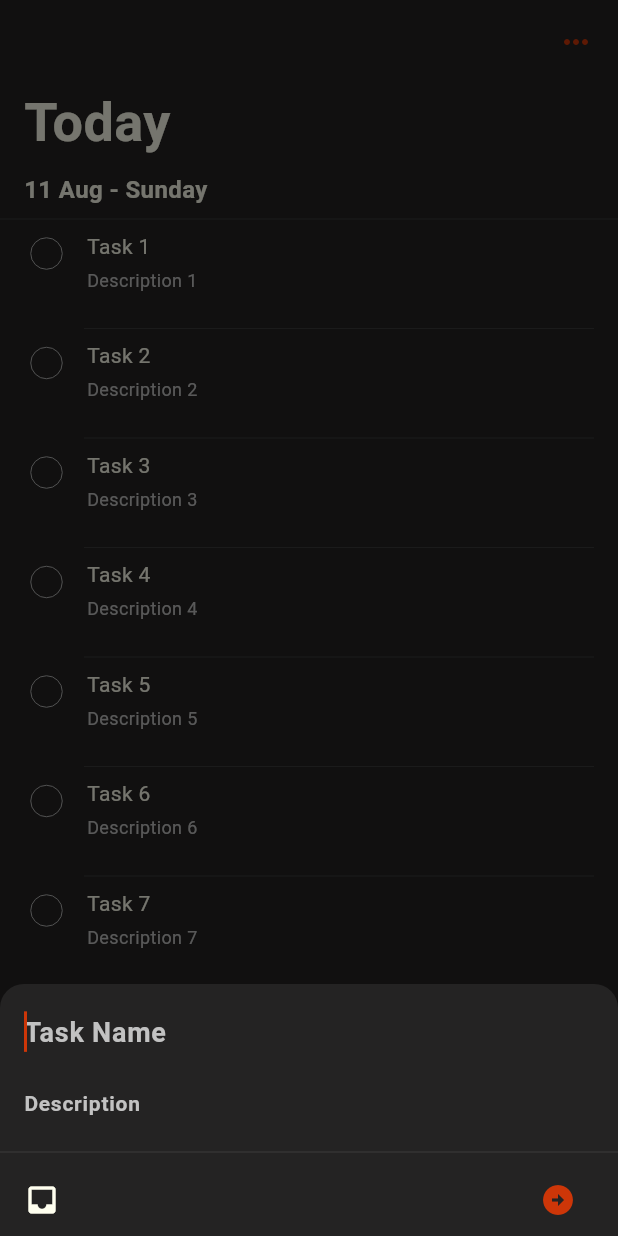
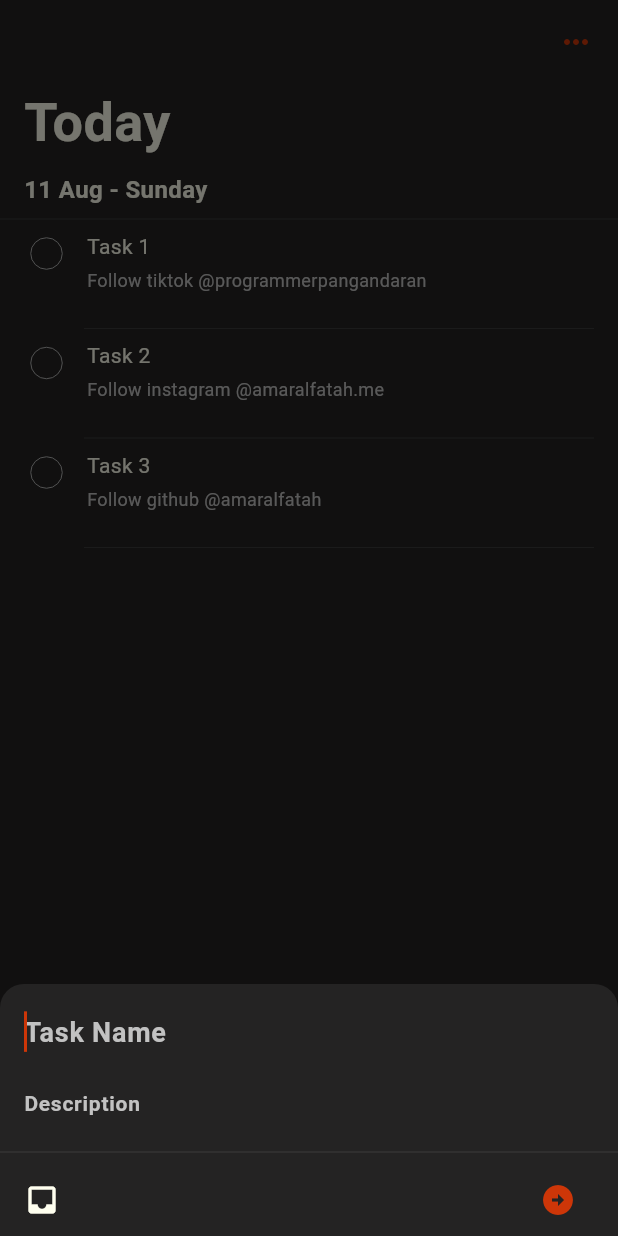
Before and after one commit to amaralfatah/flutter-todoist-clone-app-ex, a Flutter app: the screen it shows after launch, after a tap on the "add" icon, on a phone screen of 412 x 824 dp. Run offline on Flutter 3.47's test engine with Material 3 defaults, Android fonts, the phone set to English and light mode, and no system bars; our stand-ins replace shared_preferences.

Commit message:
implement local storage

```diff
--- a/lib/data/todo.dart
+++ b/lib/data/todo.dart
@@ -27,21 +27,21 @@ class Todo {
     );
   }
 
-  // factory Todo.fromJson(Map<String, dynamic> json) {
-  //   return Todo(
-  //     id: json['id'] as String,
-  //     title: json['title'] as String,
-  //     description: json['description'] as String,
-  //     isChecked: json['isChecked'] as bool,
-  //   );
-  // }
+  factory Todo.fromJson(Map<String, dynamic> json) {
+    return Todo(
+      id: json['id'] as String,
+      title: json['title'] as String,
+      description: json['description'] as String,
+      isChecked: json['isChecked'] as bool,
+    );
+  }
 
-  // Map<String, dynamic> toJson() {
-  //   return <String, dynamic>{
-  //     'id': id,
-  //     'title': title,
-  //     'description': description,
-  //     'isChecked': isChecked,
-  //   };
-  // }
+  Map<String, dynamic> toJson() {
+    return <String, dynamic>{
+      'id': id,
+      'title': title,
+      'description': description,
+      'isChecked': isChecked,
+    };
+  }
 }
--- /dev/null
+++ b/lib/service/todo_shared_preferences.dart
@@ -0,0 +1,80 @@
+import 'dart:convert';
+
+import 'package:shared_preferences/shared_preferences.dart';
+import 'package:todoist_clone_app/data/todo.dart';
+
+class TodoSharedPreferences {
+  static const todoListKey = 'todo_list_key';
+
+  TodoSharedPreferences() {
+    _init();
+  }
+
+  SharedPreferences? _sharedPreferences;
+
+  Future<void> _init() async {
+    if (_sharedPreferences != null) return;
+    _sharedPreferences = await SharedPreferences.getInstance();
+  }
+
+  Future<List<Todo>> getAllTodos() async {
+    await _init();
+
+    if (_sharedPreferences == null) return [];
+
+    final todoJson = _sharedPreferences!.getString(todoListKey);
+    if (todoJson == null) return [];
+
+    return _convertJsonToTodoLists(todoJson);
+  }
+
+  Future<void> saveTodo(Todo todo) async {
+    await _init();
+
+    final todoJson = _sharedPreferences!.getString(todoListKey);
+
+    if (todoJson != null) {
+      List<Todo> todos = _convertJsonToTodoLists(todoJson);
+
+      final todoIndex = todos.indexWhere((element) => element.id == todo.id);
+
+      if (todoIndex >= 0) {
+        todos[todoIndex] = todo;
+      } else {
+        todos.add(todo);
+      }
+
+      if (_sharedPreferences != null) {
+        await _sharedPreferences!.setString(todoListKey, jsonEncode(todos));
+      }
+    } else {
+      List<Todo> todos = [todo];
+      if (_sharedPreferences != null) {
+        await _sharedPreferences!.setString(todoListKey, jsonEncode(todos));
+      }
+    }
+  }
+
+  Future<void> deleteTodoById(String id) async {
+    await _init();
+    final todoJson = _sharedPreferences!.getString(todoListKey);
+    if (todoJson != null) {
+      List<Todo> todos = _convertJsonToTodoLists(todoJson);
+      final todoIndex = todos.indexWhere((t) => t.id == id);
+      if (todoIndex == -1) {
+        return;
+      } else {
+        todos.removeAt(todoIndex);
+        if (_sharedPreferences != null) {
+          await _sharedPreferences!.setString(todoListKey, jsonEncode(todos));
+        }
+      }
+    }
+  }
+
+  List<Todo> _convertJsonToTodoLists(String todoJson) {
+    return (json.decode(todoJson) as List<dynamic>)
+        .map((todoJson) => Todo.fromJson(todoJson as Map<String, dynamic>))
+        .toList();
+  }
+}
--- a/lib/todo_home_screen.dart
+++ b/lib/todo_home_screen.dart
@@ -1,6 +1,7 @@
 import 'package:flutter/material.dart';
 import 'package:todoist_clone_app/constants.dart';
 import 'package:todoist_clone_app/data/todo.dart';
+import 'package:todoist_clone_app/service/todo_shared_preferences.dart';
 import 'package:todoist_clone_app/widgets/bottom_nav_bar_widget.dart';
 import 'package:todoist_clone_app/widgets/todo_tile_widget.dart';
 
@@ -12,6 +13,7 @@ class TodoHomeScreen extends StatefulWidget {
 }
 
 class _TodoHomeScreenState extends State<TodoHomeScreen> {
+  late TodoSharedPreferences _todoSharedPreferences;
   List<Todo> _todos = [];
 
   String? _title;
@@ -21,15 +23,50 @@ class _TodoHomeScreenState extends State<TodoHomeScreen> {
   void initState() {
     super.initState();
 
-    _todos = [
-      Todo(title: 'Task 1', description: 'Description 1'),
-      Todo(title: 'Task 2', description: 'Description 2'),
-      Todo(title: 'Task 3', description: 'Description 3'),
-      Todo(title: 'Task 4', description: 'Description 4'),
-      Todo(title: 'Task 5', description: 'Description 5'),
-      Todo(title: 'Task 6', description: 'Description 6'),
-      Todo(title: 'Task 7', description: 'Description 7'),
-    ];
+    _todoSharedPreferences = TodoSharedPreferences();
+    _initTodos();
+  }
+
+  void _initTodos() async {
+    var todos = await _todoSharedPreferences.getAllTodos();
+
+    if (todos.isEmpty) {
+      await _todoSharedPreferences
+          .saveTodo(Todo(title: 'Task 1', description: 'Follow tiktok @programmerpangandaran'));
+      await _todoSharedPreferences
+          .saveTodo(Todo(title: 'Task 2', description: 'Follow instagram @amaralfatah.me'));
+      await _todoSharedPreferences
+          .saveTodo(Todo(title: 'Task 3', description: 'Follow github @amaralfatah'));
+
+      todos = await _todoSharedPreferences.getAllTodos();
+    }
+
+    setState(() {
+      _todos = todos;
+    });
+  }
+
+  void addTodo() {
+    if (_title != null && _description != null) {
+      var todo = Todo(
+        title: _title!,
+        description: _description!,
+      );
+
+      _todoSharedPreferences.saveTodo(todo);
+
+      setState(() {
+        _todos.add(todo);
+      });
+    }
+  }
+
+  Future<void> _checkedTodo(String id) async {
+    await _todoSharedPreferences.deleteTodoById(id);
+
+    setState(() {
+      _todos.removeWhere((todo) => todo.id == id);
+    });
   }
 
   @override
@@ -86,7 +123,11 @@ class _TodoHomeScreenState extends State<TodoHomeScreen> {
               itemBuilder: (context, index) {
                 return Column(
                   children: [
-                    TodoTileWidget(todo: _todos[index]),
+                    TodoTileWidget(
+                      key: ValueKey(_todos[index].id),
+                      todo: _todos[index],
+                      checkedTodo: _checkedTodo,
+                    ),
                     const SizedBox(
                       height: 16.0,
                     ),
@@ -224,17 +265,4 @@ class _TodoHomeScreenState extends State<TodoHomeScreen> {
       },
     );
   }
-
-  void addTodo() {
-    if (_title != null && _description != null) {
-      setState(() {
-        _todos.add(
-          Todo(
-            title: _title!,
-            description: _description!,
-          ),
-        );
-      });
-    }
-  }
 }
--- a/lib/widgets/todo_tile_widget.dart
+++ b/lib/widgets/todo_tile_widget.dart
@@ -4,8 +4,10 @@ import 'package:todoist_clone_app/data/todo.dart';
 
 class TodoTileWidget extends StatefulWidget {
   final Todo todo;
+  final Function(String) checkedTodo;
   const TodoTileWidget({
     required this.todo,
+    required this.checkedTodo,
     super.key,
   });
 
@@ -28,12 +30,18 @@ class _TodoTileWidgetState extends State<TodoTileWidget> {
           child: Transform.scale(
             scale: 1.2,
             child: Checkbox(
+              activeColor: ColorPallete.red,
               value: _isChecked,
-              onChanged: (value) {
+              onChanged: (value) async {
                 if (value != null) {
                   setState(() {
                     _isChecked = value;
                   });
+
+                  if (value == true) {
+                    await Future.delayed(const Duration(milliseconds: 800));
+                    widget.checkedTodo(widget.todo.id);
+                  }
                 }
               },
               shape: const CircleBorder(),
```
Also changed, not shown: pubspec.yaml (+5 -15 lines), pubspec.lock, 3 other files.
